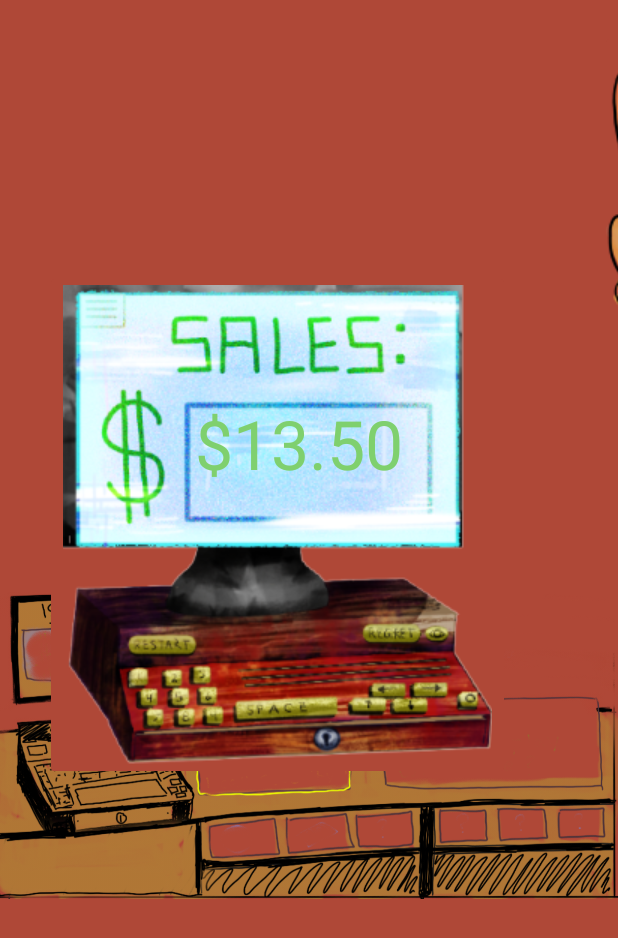
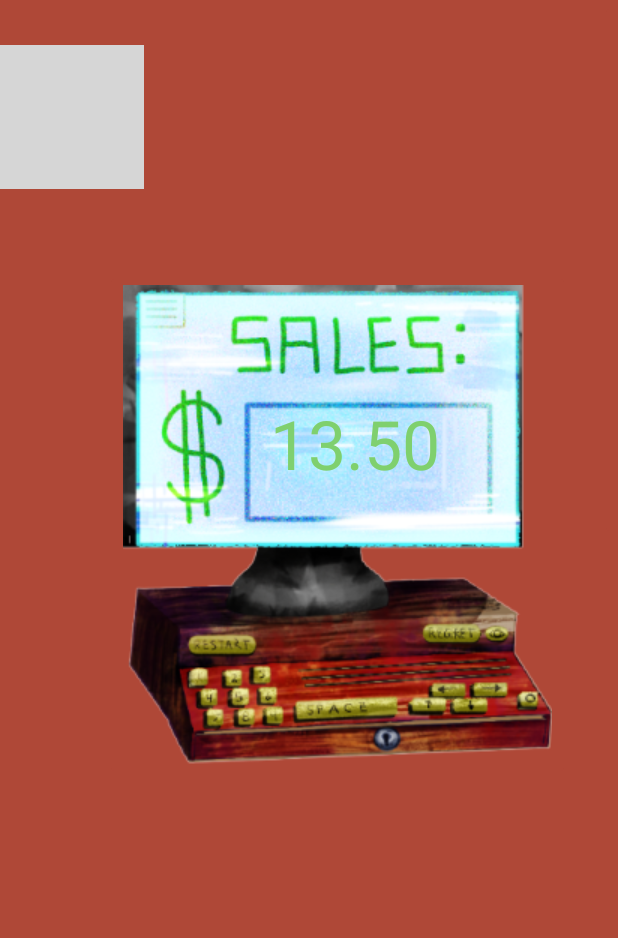
Before and after one commit to greenup28/Hell, an Android app: the screen it shows after launch (MainActivity), on a phone screen of 412 x 824 dp. Shown: the top 938 px of the screen. Run offline under Robolectric (Android 15) with nearby library versions, the phone set to English and light mode, and no system bars; grey boxes are pictures that could not be loaded.

Commit message:
Last version before turning in Project #B

```diff
--- a/app/src/main/res/layout/activity_main.xml
+++ b/app/src/main/res/layout/activity_main.xml
@@ -1,5 +1,5 @@
 <?xml version="1.0" encoding="utf-8"?>
-<androidx.constraintlayout.widget.ConstraintLayout xmlns:android="http://schemas.android.com/apk/res/android"
+<androidx.appcompat.widget.LinearLayoutCompat xmlns:android="http://schemas.android.com/apk/res/android"
     xmlns:app="http://schemas.android.com/apk/res-auto"
     xmlns:tools="http://schemas.android.com/tools"
     android:id="@+id/main"
@@ -16,28 +16,28 @@
         android:gravity="bottom">
 
 
+            <ImageView
+                android:id="@+id/Counter"
+                android:layout_marginTop="30dp"
+                android:layout_width="wrap_content"
+                android:layout_height="wrap_content"
+                app:srcCompat="@drawable/counter" />
+
             <ImageButton
-                android:id="@+id/pokeangle"
+                android:id="@+id/Pokeangel"
                 android:layout_width="500dp"
-                android:layout_height="400dp"
+                android:layout_height="360dp"
+                android:layout_gravity="top"
                 android:layout_marginLeft="400dp"
-                android:layout_marginTop="20dp"
                 android:backgroundTint="@color/orange"
                 app:srcCompat="@drawable/pokeangel" />
 
 
-            <ImageView
-                android:id="@+id/counter"
-                android:layout_marginTop="170dp"
-                android:layout_width="match_parent"
-                android:layout_height="match_parent"
-                app:srcCompat="@drawable/background_image"
-                tools:visibility="visible" />
 
             <ImageButton
-                android:id="@+id/imageButton10"
+                android:id="@+id/Register"
                 android:layout_marginTop="180dp"
-                android:layout_marginLeft="30dp"
+                android:layout_marginLeft="70dp"
                 android:layout_width="wrap_content"
                 android:layout_height="wrap_content"
                 android:backgroundTint="@color/orange"
@@ -60,9 +60,9 @@
             android:id="@+id/total_monitor"
             android:layout_width="wrap_content"
             android:layout_height="wrap_content"
-            android:layout_marginLeft="130dp"
+            android:layout_marginLeft="180dp"
             android:layout_marginTop="45dp"
-            android:text="$13.50"
+            android:text="13.50"
             android:textAppearance="@style/TextAppearance.AppCompat.Display2"
             android:textColor="#7FD06E" />
     </LinearLayout>
@@ -73,12 +73,12 @@
 
                 <LinearLayout
                     android:layout_width="match_parent"
-                    android:layout_height="wrap_content"
+                    android:layout_height="100dp"
                     android:layout_gravity="left"
                     android:orientation="horizontal">
 
                     <Button
-                        android:id="@+id/button2"
+                        android:id="@+id/Option2"
                         android:layout_width="340dp"
                         android:layout_height="100dp"
                         android:layout_marginLeft="420dp"
@@ -89,8 +89,9 @@
                         android:id="@+id/customerTalking"
                         android:layout_width="400dp"
                         android:layout_height="98dp"
-                        android:layout_marginLeft="50dp"
+                        android:layout_marginLeft="150dp"
                         android:layout_marginTop="30dp"
+                        android:backgroundTint="#5F5F5F"
                         android:text="BATTLE ME!!!!!!!!!"
                         android:textColor="#FDFBFB"
                         android:textSize="30sp"
@@ -103,7 +104,7 @@
                     android:orientation="horizontal">
 
                     <Button
-                        android:id="@+id/button"
+                        android:id="@+id/Option1"
                         android:layout_width="340dp"
                         android:layout_height="100dp"
                         android:layout_marginLeft="420dp"
@@ -123,8 +124,8 @@
                         android:id="@+id/key"
                         android:layout_width="100dp"
                         android:layout_height="100dp"
-                        android:layout_marginLeft="420dp"
-                        android:layout_marginRight="20dp"
+                        android:layout_marginLeft="430dp"
+                        android:layout_marginRight="10dp"
                         android:backgroundTint="@color/orange"
                         android:clickable="true"
                         android:onClick="clickNew"
@@ -136,7 +137,6 @@
                         android:id="@+id/Pokeball"
                         android:layout_width="100dp"
                         android:layout_height="100dp"
-                        android:layout_marginRight="20dp"
                         android:backgroundTint="@color/orange"
                         android:clickable="true"
                         android:onClick="clickNew"
@@ -154,4 +154,4 @@
         </FrameLayout>
 
 
-</androidx.constraintlayout.widget.ConstraintLayout>
+</androidx.appcompat.widget.LinearLayoutCompat>
```
Also changed, not shown: app/src/main/res/drawable/pokeangel.png, 1 other file.
